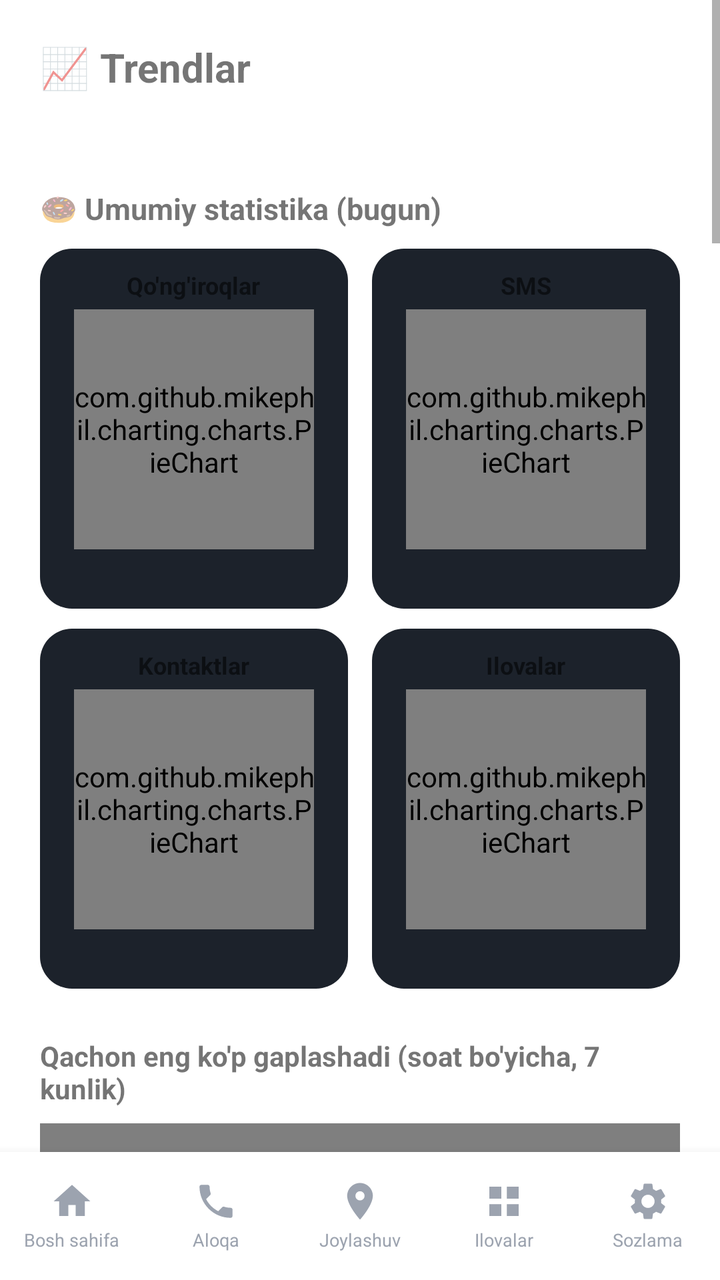
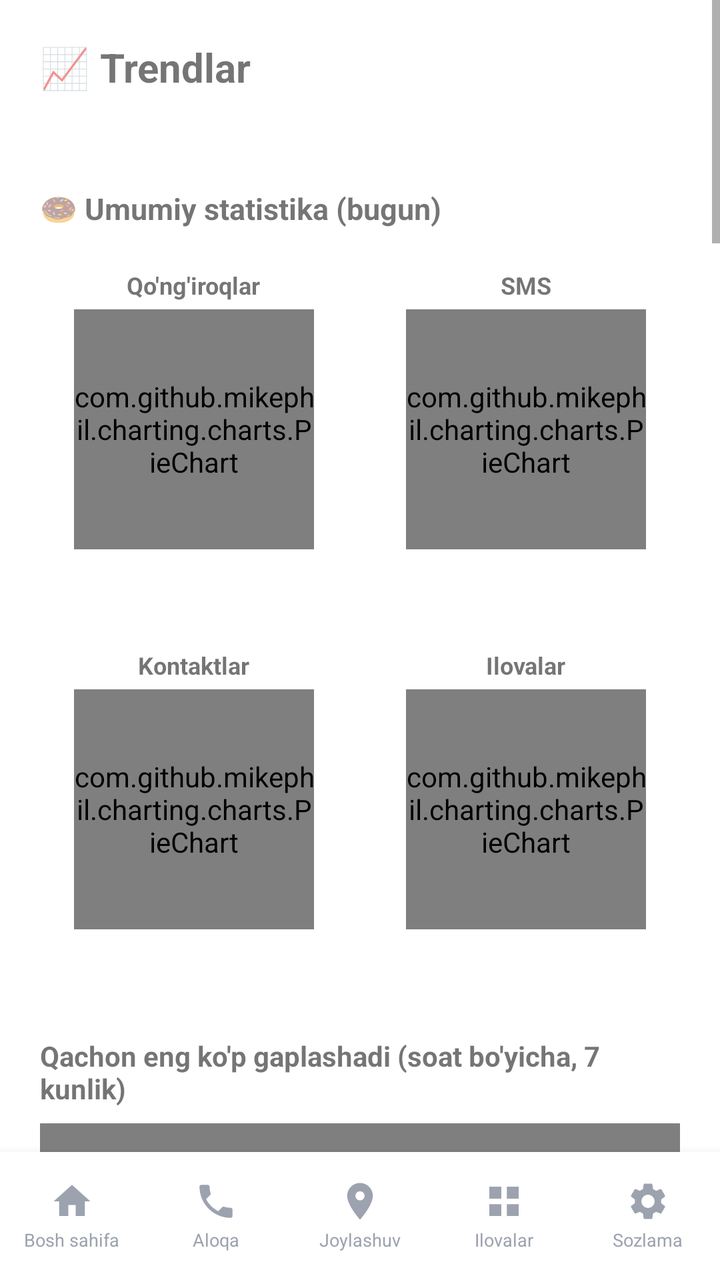

Two renders of the same Android screen: before a commit and after it. Below are the layout's source before the change and the commit's diff.
<!-- AndroidManifest.xml: application theme Theme.OilaNazorati -->
<!-- res/layout/activity_trends.xml -->
<?xml version="1.0" encoding="utf-8"?>
<LinearLayout xmlns:android="http://schemas.android.com/apk/res/android"
    android:layout_width="match_parent"
    android:layout_height="match_parent"
    android:orientation="vertical">

<ScrollView
    android:layout_width="match_parent"
    android:layout_height="0dp"
    android:layout_weight="1">

<LinearLayout
    android:layout_width="match_parent"
    android:layout_height="wrap_content"
    android:orientation="vertical"
    android:padding="20dp">

    <TextView
        android:layout_width="wrap_content"
        android:layout_height="wrap_content"
        android:text="📈 Trendlar"
        android:textSize="20sp"
        android:textStyle="bold"
        android:layout_marginBottom="12dp"/>

    <TextView
        android:id="@+id/trendsStatus"
        android:layout_width="wrap_content"
        android:layout_height="wrap_content"
        android:layout_marginBottom="16dp"/>

    <TextView
        android:layout_width="wrap_content"
        android:layout_height="wrap_content"
        android:text="🍩 Umumiy statistika (bugun)"
        android:textStyle="bold"
        android:textSize="15sp"
        android:layout_marginBottom="10dp"/>

    <LinearLayout
        android:layout_width="match_parent"
        android:layout_height="wrap_content"
        android:orientation="horizontal"
        android:layout_marginBottom="10dp">

        <LinearLayout
            android:layout_width="0dp"
            android:layout_height="wrap_content"
            android:layout_weight="1"
            android:layout_marginEnd="6dp"
            android:orientation="vertical"
            android:gravity="center_horizontal"
            android:background="@drawable/bg_card"
            android:padding="10dp">

            <TextView
                android:layout_width="wrap_content"
                android:layout_height="wrap_content"
                android:text="Qo'ng'iroqlar"
                android:textStyle="bold"
                android:textSize="12sp"
                android:layout_marginBottom="4dp"/>

            <com.github.mikephil.charting.charts.PieChart
                android:id="@+id/donutCalls"
                android:layout_width="120dp"
                android:layout_height="120dp"/>

            <TextView
                android:id="@+id/legendCalls"
                android:layout_width="match_parent"
                android:layout_height="wrap_content"
                android:textSize="10sp"
                android:layout_marginTop="6dp"/>

        </LinearLayout>

        <LinearLayout
            android:layout_width="0dp"
            android:layout_height="wrap_content"
            android:layout_weight="1"
            android:layout_marginStart="6dp"
            android:orientation="vertical"
            android:gravity="center_horizontal"
            android:background="@drawable/bg_card"
            android:padding="10dp">

            <TextView
                android:layout_width="wrap_content"
                android:layout_height="wrap_content"
                android:text="SMS"
                android:textStyle="bold"
                android:textSize="12sp"
                android:layout_marginBottom="4dp"/>

            <com.github.mikephil.charting.charts.PieChart
                android:id="@+id/donutSms"
                android:layout_width="120dp"
                android:layout_height="120dp"/>

            <TextView
                android:id="@+id/legendSms"
                android:layout_width="match_parent"
                android:layout_height="wrap_content"
                android:textSize="10sp"
                android:layout_marginTop="6dp"/>

        </LinearLayout>

    </LinearLayout>

    <LinearLayout
        android:layout_width="match_parent"
        android:layout_height="wrap_content"
        android:orientation="horizontal"
        android:layout_marginBottom="24dp">

        <LinearLayout
            android:layout_width="0dp"
            android:layout_height="wrap_content"
            android:layout_weight="1"
            android:layout_marginEnd="6dp"
            android:orientation="vertical"
            android:gravity="center_horizontal"
            android:background="@drawable/bg_card"
            android:padding="10dp">

            <TextView
                android:layout_width="wrap_content"
                android:layout_height="wrap_content"
                android:text="Kontaktlar"
                android:textStyle="bold"
                android:textSize="12sp"
                android:layout_marginBottom="4dp"/>

            <com.github.mikephil.charting.charts.PieChart
                android:id="@+id/donutContacts"
                android:layout_width="120dp"
                android:layout_height="120dp"/>

            <TextView
                android:id="@+id/legendContacts"
                android:layout_width="match_parent"
                android:layout_height="wrap_content"
                android:textSize="10sp"
                android:layout_marginTop="6dp"/>

        </LinearLayout>

        <LinearLayout
            android:layout_width="0dp"
            android:layout_height="wrap_content"
            android:layout_weight="1"
            android:layout_marginStart="6dp"
            android:orientation="vertical"
            android:gravity="center_horizontal"
            android:background="@drawable/bg_card"
            android:padding="10dp">

            <TextView
                android:layout_width="wrap_content"
                android:layout_height="wrap_content"
                android:text="Ilovalar"
                android:textStyle="bold"
                android:textSize="12sp"
                android:layout_marginBottom="4dp"/>

            <com.github.mikephil.charting.charts.PieChart
                android:id="@+id/donutApps"
                android:layout_width="120dp"
                android:layout_height="120dp"/>

            <TextView
                android:id="@+id/legendApps"
                android:layout_width="match_parent"
                android:layout_height="wrap_content"
                android:textSize="10sp"
                android:layout_marginTop="6dp"/>

        </LinearLayout>

    </LinearLayout>

    <TextView
        android:layout_width="wrap_content"
        android:layout_height="wrap_content"
        android:text="Qachon eng ko'p gaplashadi (soat bo'yicha, 7 kunlik)"
        android:textStyle="bold"
        android:layout_marginBottom="8dp"/>

    <com.github.mikephil.charting.charts.BarChart
        android:id="@+id/hourlyCallChart"
        android:layout_width="match_parent"
        android:layout_height="240dp"
        android:layout_marginBottom="24dp"/>

    <TextView
        android:layout_width="wrap_content"
        android:layout_height="wrap_content"
        android:text="Qachon eng ko'p SMS yozishadi (soat bo'yicha, 7 kunlik)"
        android:textStyle="bold"
        android:layout_marginBottom="8dp"/>

    <com.github.mikephil.charting.charts.BarChart
        android:id="@+id/hourlySmsChart"
        android:layout_width="match_parent"
        android:layout_height="240dp"
        android:layout_marginBottom="24dp"/>

    <TextView
        android:layout_width="wrap_content"
        android:layout_height="wrap_content"
        android:text="Eng ko'p mashg'ul bo'lgan ilovalar (7 kunlik jami)"
        android:textStyle="bold"
        android:layout_marginBottom="8dp"/>

    <com.github.mikephil.charting.charts.BarChart
        android:id="@+id/topAppsChart"
        android:layout_width="match_parent"
        android:layout_height="260dp"
        android:layout_marginBottom="24dp"/>

    <TextView
        android:layout_width="wrap_content"
        android:layout_height="wrap_content"
        android:text="Kunlik: necha xil kontakt bilan gaplashgan (30 kunlik)"
        android:textStyle="bold"
        android:layout_marginBottom="8dp"/>

    <com.github.mikephil.charting.charts.LineChart
        android:id="@+id/dailyContactCountChart"
        android:layout_width="match_parent"
        android:layout_height="220dp"
        android:layout_marginBottom="24dp"/>

    <TextView
        android:layout_width="wrap_content"
        android:layout_height="wrap_content"
        android:text="Kunlik: jami necha daqiqa gaplashgan (30 kunlik)"
        android:textStyle="bold"
        android:layout_marginBottom="8dp"/>

    <com.github.mikephil.charting.charts.LineChart
        android:id="@+id/dailyCallMinutesChart"
        android:layout_width="match_parent"
        android:layout_height="220dp"
        android:layout_marginBottom="24dp"/>

    <TextView
        android:layout_width="wrap_content"
        android:layout_height="wrap_content"
        android:text="30 kun ichida eng ko'p gaplashgan kontaktlar"
        android:textStyle="bold"
        android:layout_marginBottom="4dp"/>

    <TextView
        android:id="@+id/topContactSummary"
        android:layout_width="wrap_content"
        android:layout_height="wrap_content"
        android:layout_marginBottom="8dp"/>

    <androidx.recyclerview.widget.RecyclerView
        android:id="@+id/topContactsList"
        android:layout_width="match_parent"
        android:layout_height="wrap_content"/>

    <View
        android:layout_width="match_parent"
        android:layout_height="1dp"
        android:background="#DDDDDD"
        android:layout_marginTop="24dp"
        android:layout_marginBottom="24dp"/>

    <TextView
        android:layout_width="wrap_content"
        android:layout_height="wrap_content"
        android:text="Kunlik: necha xil kontakt bilan SMS yozishgan (30 kunlik)"
        android:textStyle="bold"
        android:layout_marginBottom="8dp"/>

    <com.github.mikephil.charting.charts.LineChart
        android:id="@+id/dailySmsContactCountChart"
        android:layout_width="match_parent"
        android:layout_height="220dp"
        android:layout_marginBottom="24dp"/>

    <TextView
        android:layout_width="wrap_content"
        android:layout_height="wrap_content"
        android:text="Kunlik: jami necha SMS yozilgan (30 kunlik)"
        android:textStyle="bold"
        android:layout_marginBottom="8dp"/>

    <com.github.mikephil.charting.charts.LineChart
        android:id="@+id/dailySmsCountChart"
        android:layout_width="match_parent"
        android:layout_height="220dp"
        android:layout_marginBottom="24dp"/>

    <TextView
        android:layout_width="wrap_content"
        android:layout_height="wrap_content"
        android:text="30 kun ichida eng ko'p SMS yozishilgan kontaktlar"
        android:textStyle="bold"
        android:layout_marginBottom="4dp"/>

    <TextView
        android:id="@+id/topSmsContactSummary"
        android:layout_width="wrap_content"
        android:layout_height="wrap_content"
        android:layout_marginBottom="8dp"/>

    <androidx.recyclerview.widget.RecyclerView
        android:id="@+id/topSmsContactsList"
        android:layout_width="match_parent"
        android:layout_height="wrap_content"/>

</LinearLayout>
</ScrollView>

    <include layout="@layout/layout_bottom_nav"/>

</LinearLayout>
<!-- res/layout/layout_bottom_nav.xml (included above) -->
<?xml version="1.0" encoding="utf-8"?>
<LinearLayout xmlns:android="http://schemas.android.com/apk/res/android"
    android:layout_width="match_parent"
    android:layout_height="64dp"
    android:orientation="horizontal"
    android:background="@color/color_surface"
    android:elevation="8dp">

    <LinearLayout
        android:id="@+id/navHome"
        android:layout_width="0dp"
        android:layout_height="match_parent"
        android:layout_weight="1"
        android:orientation="vertical"
        android:gravity="center"
        android:background="?attr/selectableItemBackground"
        android:clickable="true"
        android:focusable="true">
        <ImageView android:layout_width="22dp" android:layout_height="22dp"
            android:src="@drawable/ic_nav_home" android:tint="@color/color_nav_inactive"
            android:contentDescription="Bosh sahifa"/>
        <TextView android:layout_width="wrap_content" android:layout_height="wrap_content"
            android:layout_marginTop="2dp"
            android:text="Bosh sahifa" android:textColor="@color/color_nav_inactive" android:textSize="9sp"/>
    </LinearLayout>

    <LinearLayout
        android:id="@+id/navCalls"
        android:layout_width="0dp"
        android:layout_height="match_parent"
        android:layout_weight="1"
        android:orientation="vertical"
        android:gravity="center"
        android:background="?attr/selectableItemBackground"
        android:clickable="true"
        android:focusable="true">
        <ImageView android:layout_width="22dp" android:layout_height="22dp"
            android:src="@drawable/ic_nav_call" android:tint="@color/color_nav_inactive"
            android:contentDescription="Aloqa"/>
        <TextView android:layout_width="wrap_content" android:layout_height="wrap_content"
            android:layout_marginTop="2dp"
            android:text="Aloqa" android:textColor="@color/color_nav_inactive" android:textSize="9sp"/>
    </LinearLayout>

    <LinearLayout
        android:id="@+id/navLocation"
        android:layout_width="0dp"
        android:layout_height="match_parent"
        android:layout_weight="1"
        android:orientation="vertical"
        android:gravity="center"
        android:background="?attr/selectableItemBackground"
        android:clickable="true"
        android:focusable="true">
        <ImageView android:layout_width="22dp" android:layout_height="22dp"
            android:src="@drawable/ic_nav_location" android:tint="@color/color_nav_inactive"
            android:contentDescription="Joylashuv"/>
        <TextView android:layout_width="wrap_content" android:layout_height="wrap_content"
            android:layout_marginTop="2dp"
            android:text="Joylashuv" android:textColor="@color/color_nav_inactive" android:textSize="9sp"/>
    </LinearLayout>

    <LinearLayout
        android:id="@+id/navApps"
        android:layout_width="0dp"
        android:layout_height="match_parent"
        android:layout_weight="1"
        android:orientation="vertical"
        android:gravity="center"
        android:background="?attr/selectableItemBackground"
        android:clickable="true"
        android:focusable="true">
        <ImageView android:layout_width="22dp" android:layout_height="22dp"
            android:src="@drawable/ic_nav_apps" android:tint="@color/color_nav_inactive"
            android:contentDescription="Ilovalar"/>
        <TextView android:layout_width="wrap_content" android:layout_height="wrap_content"
            android:layout_marginTop="2dp"
            android:text="Ilovalar" android:textColor="@color/color_nav_inactive" android:textSize="9sp"/>
    </LinearLayout>

    <LinearLayout
        android:id="@+id/navSettings"
        android:layout_width="0dp"
        android:layout_height="match_parent"
        android:layout_weight="1"
        android:orientation="vertical"
        android:gravity="center"
        android:background="?attr/selectableItemBackground"
        android:clickable="true"
        android:focusable="true">
        <ImageView android:layout_width="22dp" android:layout_height="22dp"
            android:src="@drawable/ic_nav_settings" android:tint="@color/color_nav_inactive"
            android:contentDescription="Sozlama"/>
        <TextView android:layout_width="wrap_content" android:layout_height="wrap_content"
            android:layout_marginTop="2dp"
            android:text="Sozlama" android:textColor="@color/color_nav_inactive" android:textSize="9sp"/>
    </LinearLayout>

</LinearLayout>
<!-- resources referenced by this layout -->
<resources>
  <color name="color_nav_inactive">#9CA3AF</color>
  <color name="color_surface">#FFFFFF</color>
  <!-- drawable bg_card (drawable) -->
  <?xml version="1.0" encoding="utf-8"?>
  <shape xmlns:android="http://schemas.android.com/apk/res/android">
      <solid android:color="#1C222B"/>
      <corners android:radius="16dp"/>
  </shape>
  <!-- drawable ic_nav_apps (drawable) -->
  <vector xmlns:android="http://schemas.android.com/apk/res/android"
      android:width="24dp" android:height="24dp"
      android:viewportWidth="24" android:viewportHeight="24">
      <path android:fillColor="#FFFFFF"
          android:pathData="M4,4h6.5v6.5H4V4zM13.5,4H20v6.5h-6.5V4zM4,13.5h6.5V20H4V13.5zM13.5,13.5H20V20h-6.5V13.5z"/>
  </vector>
  <!-- drawable ic_nav_call (drawable) -->
  <vector xmlns:android="http://schemas.android.com/apk/res/android"
      android:width="24dp" android:height="24dp"
      android:viewportWidth="24" android:viewportHeight="24">
      <path android:fillColor="#FFFFFF"
          android:pathData="M6.62,10.79c1.44,2.83 3.76,5.14 6.59,6.59l2.2,-2.2c0.27,-0.27 0.67,-0.36 1.02,-0.24 1.12,0.37 2.33,0.57 3.57,0.57 0.55,0 1,0.45 1,1L21,20c0,0.55 -0.45,1 -1,1 -9.39,0 -17,-7.61 -17,-17 0,-0.55 0.45,-1 1,-1h3.5c0.55,0 1,0.45 1,1 0,1.25 0.2,2.45 0.57,3.57 0.11,0.35 0.03,0.74 -0.25,1.02L6.62,10.79z"/>
  </vector>
  <!-- drawable ic_nav_home (drawable) -->
  <vector xmlns:android="http://schemas.android.com/apk/res/android"
      android:width="24dp" android:height="24dp"
      android:viewportWidth="24" android:viewportHeight="24">
      <path android:fillColor="#FFFFFF"
          android:pathData="M10,20v-6h4v6h5v-8h3L12,3 2,12h3v8z"/>
  </vector>
  <!-- drawable ic_nav_location (drawable) -->
  <vector xmlns:android="http://schemas.android.com/apk/res/android"
      android:width="24dp" android:height="24dp"
      android:viewportWidth="24" android:viewportHeight="24">
      <path android:fillColor="#FFFFFF"
          android:pathData="M12,2C8.13,2 5,5.13 5,9c0,5.25 7,13 7,13s7,-7.75 7,-13c0,-3.87 -3.13,-7 -7,-7zM12,11.5c-1.38,0 -2.5,-1.12 -2.5,-2.5s1.12,-2.5 2.5,-2.5 2.5,1.12 2.5,2.5 -1.12,2.5 -2.5,2.5z"/>
  </vector>
  <!-- drawable ic_nav_settings (drawable) -->
  <vector xmlns:android="http://schemas.android.com/apk/res/android"
      android:width="24dp" android:height="24dp"
      android:viewportWidth="24" android:viewportHeight="24">
      <path android:fillColor="#FFFFFF"
          android:pathData="M19.14,12.94c0.04,-0.3 0.06,-0.61 0.06,-0.94c0,-0.32 -0.02,-0.64 -0.07,-0.94l2.03,-1.58c0.18,-0.14 0.23,-0.41 0.12,-0.61l-1.92,-3.32c-0.12,-0.22 -0.37,-0.29 -0.59,-0.22l-2.39,0.96c-0.5,-0.38 -1.03,-0.7 -1.62,-0.94L14.4,2.81c-0.04,-0.24 -0.24,-0.41 -0.48,-0.41h-3.84c-0.24,0 -0.43,0.17 -0.47,0.41L9.25,5.35C8.66,5.59 8.12,5.92 7.63,6.29L5.24,5.33c-0.22,-0.08 -0.47,0 -0.59,0.22L2.74,8.87C2.62,9.08 2.66,9.34 2.86,9.48l2.03,1.58C4.84,11.36 4.8,11.69 4.8,12s0.02,0.64 0.07,0.94l-2.03,1.58c-0.18,0.14 -0.23,0.41 -0.12,0.61l1.92,3.32c0.12,0.22 0.37,0.29 0.59,0.22l2.39,-0.96c0.5,0.38 1.03,0.7 1.62,0.94l0.36,2.54c0.05,0.24 0.24,0.41 0.48,0.41h3.84c0.24,0 0.44,-0.17 0.47,-0.41l0.36,-2.54c0.59,-0.24 1.13,-0.56 1.62,-0.94l2.39,0.96c0.22,0.08 0.47,0 0.59,-0.22l1.92,-3.32c0.12,-0.22 0.07,-0.47 -0.12,-0.61L19.14,12.94zM12,15.6c-1.98,0 -3.6,-1.62 -3.6,-3.6s1.62,-3.6 3.6,-3.6 3.6,1.62 3.6,3.6 -1.62,3.6 -3.6,3.6z"/>
  </vector>
  <style name="Theme.OilaNazorati" parent="Theme.MaterialComponents.DayNight.NoActionBar">
          <item name="colorPrimary">#2E7D32</item>
          <item name="colorPrimaryDark">#1B5E20</item>
          <item name="colorAccent">#66BB6A</item>
      </style>
</resources>

<!-- the commit's change to res/layout/activity_trends.xml (unified diff, before → after) -->
@@ -50,7 +50,7 @@
             android:layout_marginEnd="6dp"
             android:orientation="vertical"
             android:gravity="center_horizontal"
-            android:background="@drawable/bg_card"
+            android:background="@drawable/bg_card_theme"
             android:padding="10dp">
 
             <TextView
@@ -82,7 +82,7 @@
             android:layout_marginStart="6dp"
             android:orientation="vertical"
             android:gravity="center_horizontal"
-            android:background="@drawable/bg_card"
+            android:background="@drawable/bg_card_theme"
             android:padding="10dp">
 
             <TextView
@@ -122,7 +122,7 @@
             android:layout_marginEnd="6dp"
             android:orientation="vertical"
             android:gravity="center_horizontal"
-            android:background="@drawable/bg_card"
+            android:background="@drawable/bg_card_theme"
             android:padding="10dp">
 
             <TextView
@@ -154,7 +154,7 @@
             android:layout_marginStart="6dp"
             android:orientation="vertical"
             android:gravity="center_horizontal"
-            android:background="@drawable/bg_card"
+            android:background="@drawable/bg_card_theme"
             android:padding="10dp">
 
             <TextView
<!-- resource entries referenced after the edit -->
@@ -2,10 +2,10 @@
 <resources>
   <color name="color_nav_inactive">#9CA3AF</color>
   <color name="color_surface">#FFFFFF</color>
-  <!-- drawable bg_card (drawable) -->
+  <!-- drawable bg_card_theme (drawable) -->
   <?xml version="1.0" encoding="utf-8"?>
   <shape xmlns:android="http://schemas.android.com/apk/res/android">
-      <solid android:color="#1C222B"/>
+      <solid android:color="@color/color_surface"/>
       <corners android:radius="16dp"/>
   </shape>
   <!-- drawable ic_nav_apps (drawable) -->
